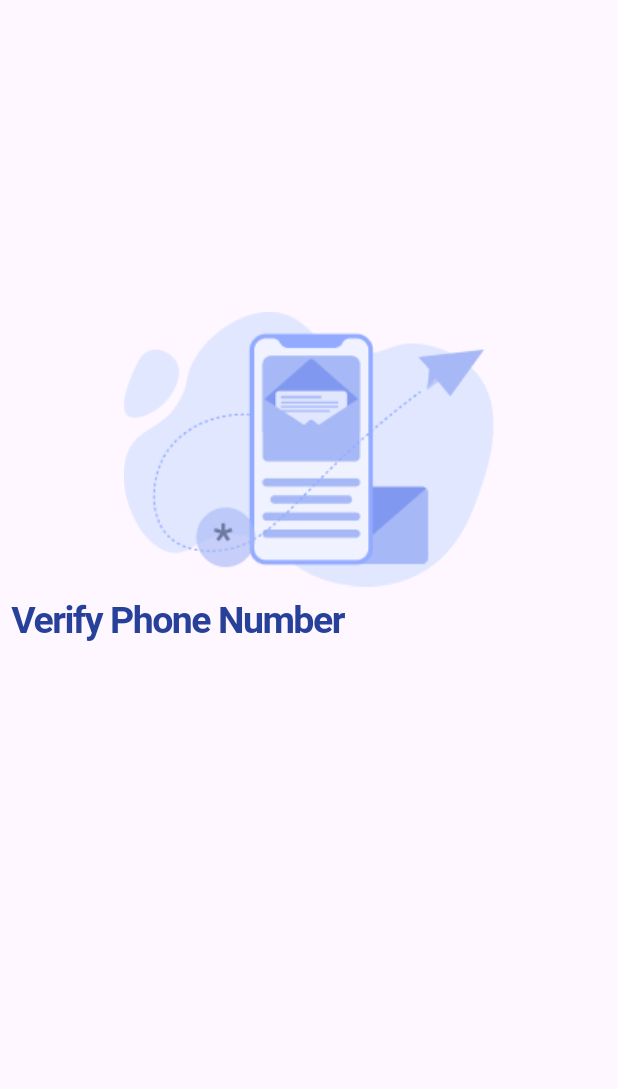
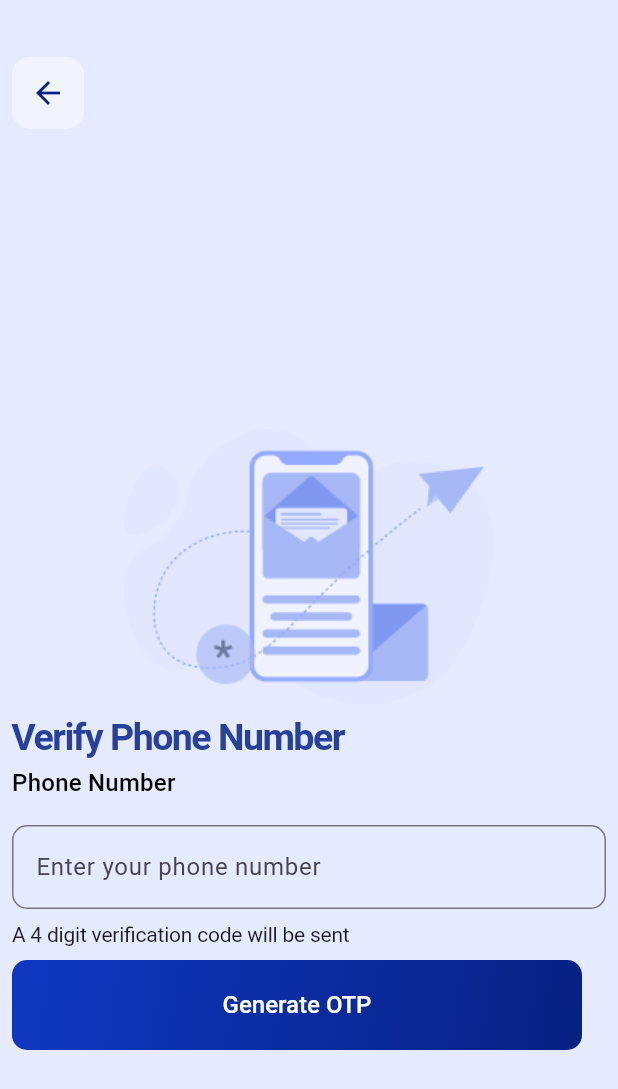
Before and after one commit to hello-world-ttj/dubaiproject, a Flutter app: the screen it shows after launch, on a phone screen of 412 x 824 dp. Shown: the top 1089 px of the screen. Run offline on Flutter 3.47's test engine with Material 3 defaults, Android fonts, the phone set to English and light mode, and no system bars; our stand-ins replace flutter_svg; Roboto replaces fonts that are missing (Manrope).

Commit message:
veryphone page editing

```diff
--- /dev/null
+++ b/lib/interface/compon/GradientButton.dart
@@ -0,0 +1,46 @@
+import 'package:flutter/material.dart';
+
+class GradientButton extends StatelessWidget {
+  final String title;
+  final VoidCallback onPressed;
+
+  const GradientButton({
+    super.key,
+    required this.title,
+    required this.onPressed,
+  });
+
+  @override
+  Widget build(BuildContext context) {
+    return Container(
+      height: 60,
+      width: 380,
+      decoration: BoxDecoration(
+        gradient: const LinearGradient(
+          begin: Alignment.topLeft,
+          end: Alignment.bottomRight,
+          colors: [
+            Color(0xFF0F38C2),
+            Color(0xFF072182),
+          ],
+        ),
+        borderRadius: BorderRadius.circular(10),
+      ),
+      child: TextButton(
+        onPressed: onPressed,
+        child: Text(
+          title,
+          textAlign: TextAlign.center,
+          style: const TextStyle(
+            fontFamily: 'Manrope',
+            fontWeight: FontWeight.w500,
+            fontSize: 16,
+            height: 1.0, // line-height 100%
+            letterSpacing: 0.0,
+            color: Colors.white, // You can replace with CommonColor.White
+          ),
+        ),
+      ),
+    );
+  }
+}
--- a/lib/interface/compon/common_color.dart
+++ b/lib/interface/compon/common_color.dart
@@ -3,6 +3,7 @@ import 'package:flutter/material.dart';
 class CommonColor {
   static const Color softBlueTransparent = Color(0x17F1F4FF);
   static const Color greyText = Color(0xFF6C6C6C);
-   static const Color White = Color(0xFFF7F7F7);
+   static const Color white = Color(0xFFF7F7F7);
+    static const Color backgroundColor = Color(0xFFE5EAFF);
 
 }
--- a/lib/interface/screens/verify_phone.dart
+++ b/lib/interface/screens/verify_phone.dart
@@ -1,4 +1,8 @@
+import 'package:dubaiprojectxyvin/interface/compon/common_color.dart';
+import 'package:dubaiprojectxyvin/interface/compon/custom_back_bar.dart';
 import 'package:flutter/material.dart';
+
+import '../compon/GradientButton.dart';
 
 class VerifyPhone extends StatelessWidget {
   const VerifyPhone({super.key});
@@ -6,28 +10,83 @@ class VerifyPhone extends StatelessWidget {
   @override
   Widget build(BuildContext context) {
     return Scaffold(
-      body: Padding(
+      backgroundColor: CommonColor.backgroundColor,
+      body: SingleChildScrollView(
+        child: Padding(
           padding: const EdgeInsets.all(8.0),
-        child: Column(crossAxisAlignment: CrossAxisAlignment.start,
+          child: Column(
+            crossAxisAlignment: CrossAxisAlignment.start,
             children: [
+              SizedBox(
+                height: 30,
+              ),
+              CustomBackButton(),
               SizedBox(
                 height: 200,
               ),
               Center(child: Image.asset('assets/png/veryfyphone.png')),
-            SizedBox(height: 10,),
+              SizedBox(
+                height: 10,
+              ),
               Text(
                 'Verify Phone Number',
                 style: TextStyle(
                   fontFamily: 'Manrope',
                   fontWeight: FontWeight.w700,
                   fontSize: 25,
-            height: 1.0, // line-height: 100%
+                  height: 1.0,
                   letterSpacing: -1,
                   color: Color(0xFF27409A),
                 ),
-        )
+              ),
+              SizedBox(
+                height: 10,
+              ),
+              Text(
+                'Phone Number',
+                style: TextStyle(
+                    fontFamily: 'Manrope',
+                    fontWeight: FontWeight.w500,
+                    fontSize: 16,
+                    height: 1.0,
+                    letterSpacing: 0.01 * 16,
+                    color: Colors.black),
+                textAlign: TextAlign.left,
+              ),
+              const SizedBox(height: 20),
+              TextField(
+                decoration: InputDecoration(
+                  labelText: "Enter your phone number",
+                  border: OutlineInputBorder(
+                    borderRadius: BorderRadius.circular(10),
+                  ),
+                ),
+              ),
+              SizedBox(
+                height: 10,
+              ),
+              Text(
+                'A 4 digit verification code will be sent',
+                style: TextStyle(
+                  fontFamily: 'Manrope',
+                  fontWeight: FontWeight.w400,
+                  fontSize: 14,
+                  height: 1.0,
+                  letterSpacing: -0.01 * 14,
+                ),
+                textAlign: TextAlign.left,
+              ),
+              SizedBox(
+                height: 10,
+              ),
+              GradientButton(
+                title: 'Generate OTP',
+                onPressed: () {
 
+                },
+              ),
             ],
+          ),
         ),
       ),
     );
--- a/lib/interface/screens/welcome_screen.dart
+++ b/lib/interface/screens/welcome_screen.dart
@@ -68,12 +68,12 @@ class WelcomeScreen extends StatelessWidget {
                 ),
               ),
             ),
-
-            SizedBox(height: 10,),
+            SizedBox(
+              height: 10,
+            ),
             Container(
               height: 60,
               width: 380,
-
               decoration: BoxDecoration(
                 gradient: const LinearGradient(
                   begin: Alignment.topLeft,
@@ -86,9 +86,7 @@ class WelcomeScreen extends StatelessWidget {
                 borderRadius: BorderRadius.circular(10),
               ),
               child: TextButton(
-                  onPressed: () {
-
-                  },
+                  onPressed: () {},
                   child: const Text(
                     'Login',
                     textAlign: TextAlign.center,
@@ -99,15 +97,14 @@ class WelcomeScreen extends StatelessWidget {
                         height: 1.0, // line-height 100%
                         letterSpacing: 0.0,
                         textBaseline: TextBaseline.alphabetic,
-                  color: CommonColor.White
+                        color: CommonColor.white),
+                  )),
             ),
-                  )),
-            ), const SizedBox(height: 120),
+            const SizedBox(height: 120),
             SizedBox(
                 height: 200,
                 width: double.infinity,
-              child: Image.asset('assets/png/Illustration.png')
-            ),
+                child: Image.asset('assets/png/Illustration.png')),
           ],
         ),
       ),
```
Lines whose indentation alone changed are shown as unchanged.
